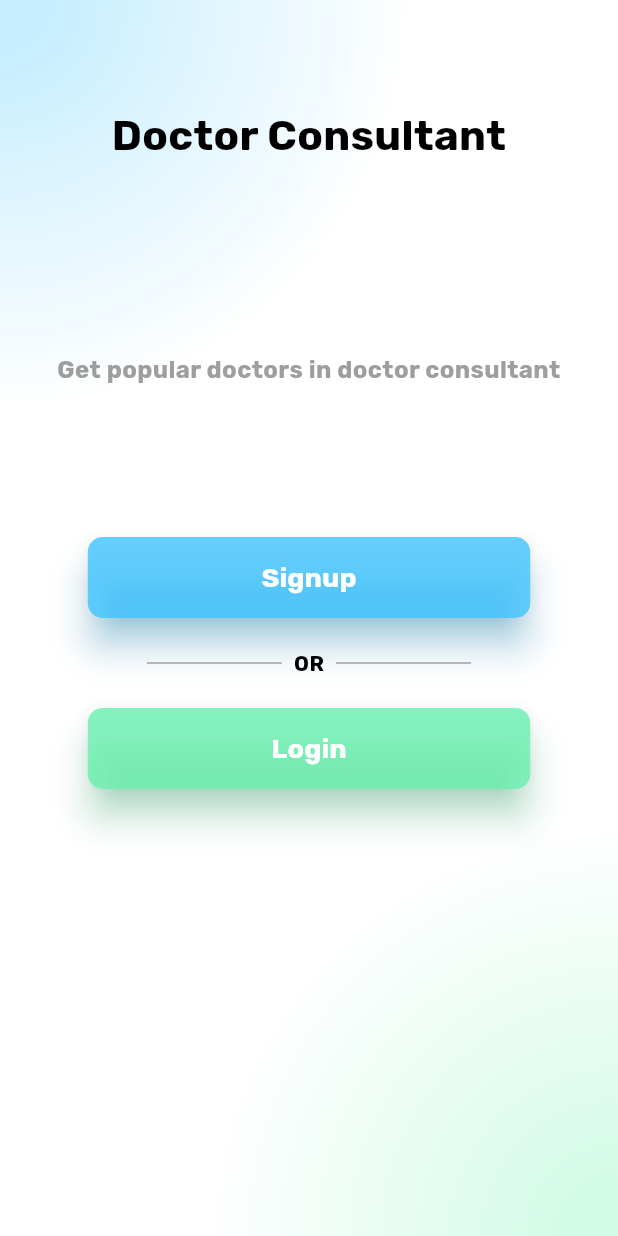
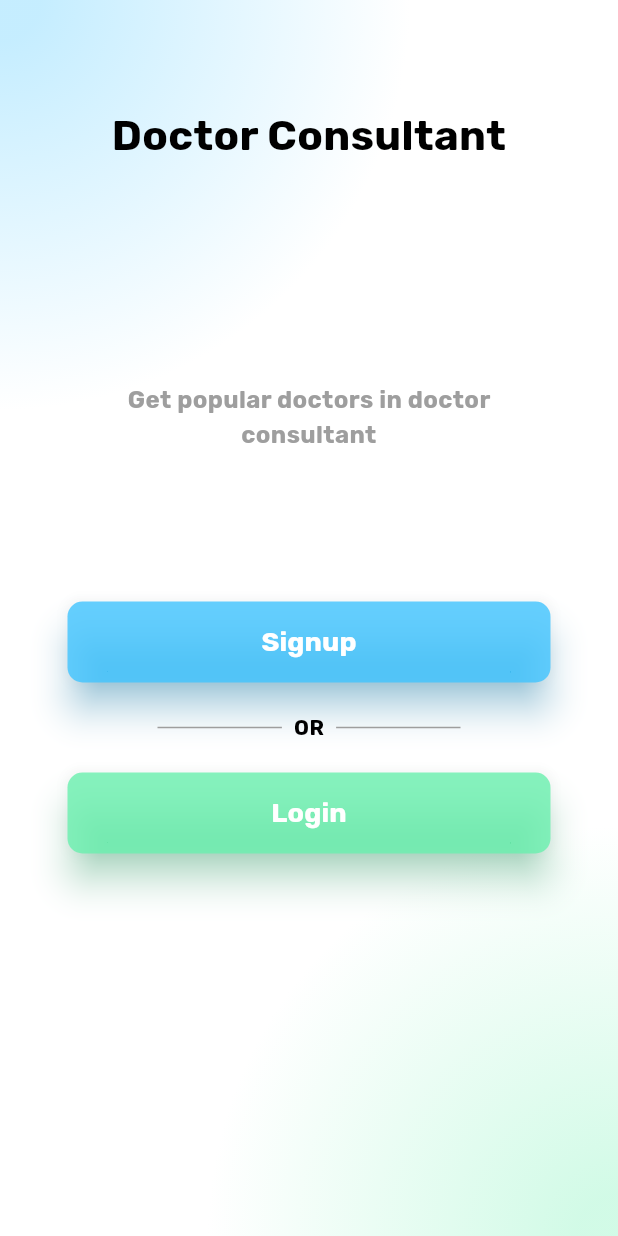
Before and after one commit to alhasann351/doctor_consultant_app_template, a Flutter app: the SignupLoginScreen screen opened by its route, on a phone screen of 412 x 824 dp. Run offline on Flutter 3.47's test engine with Material 3 defaults, Android fonts, the phone set to English and light mode, and no system bars; our stand-ins replace get, shared_preferences, smooth_page_indicator; accounts and stored records are empty.

Commit message:
signup-login-screen-responsive

```diff
--- a/lib/views/signup_login_screen/signup_login_screen.dart
+++ b/lib/views/signup_login_screen/signup_login_screen.dart
@@ -84,7 +84,7 @@ class _SignupLoginScreenState extends State<SignupLoginScreen> {
               const SizedBox(height: 100),
               Center(
                 child: Padding(
-                  padding: const EdgeInsets.all(25),
+                  padding: const EdgeInsets.all(45),
                   child: Column(
                     mainAxisAlignment: MainAxisAlignment.center,
                     crossAxisAlignment: CrossAxisAlignment.center,
@@ -102,7 +102,7 @@ class _SignupLoginScreenState extends State<SignupLoginScreen> {
                       const SizedBox(height: 100),
                       SizedBox(
                         height: 54,
-                        width: 295,
+                        width: MediaQuery.of(context).size.width,
                         child: RoundedButton(
                           backgroundColor: AppColors.signupButtonBackgroundColor
                               .withOpacity(0.8),
@@ -117,21 +117,21 @@ class _SignupLoginScreenState extends State<SignupLoginScreen> {
                         ),
                       ),
                       const SizedBox(height: 20),
-                      const Row(
+                      Row(
                         mainAxisAlignment: MainAxisAlignment.center,
                         crossAxisAlignment: CrossAxisAlignment.center,
                         children: [
-                          Center(
+                          Expanded(
                             child: SizedBox(
-                              width: 150,
-                              child: Divider(
+                              width: MediaQuery.of(context).size.width,
+                              child: const Divider(
                                 color: AppColors.dividerColor,
                                 height: 10,
                                 indent: 60,
                               ),
                             ),
                           ),
-                          Padding(
+                          const Padding(
                             padding: EdgeInsets.symmetric(horizontal: 8.0),
                             child: Text(
                               'OR',
@@ -143,10 +143,10 @@ class _SignupLoginScreenState extends State<SignupLoginScreen> {
                               ),
                             ),
                           ),
-                          Center(
+                          Expanded(
                             child: SizedBox(
-                              width: 150,
-                              child: Divider(
+                              width: MediaQuery.of(context).size.width,
+                              child: const Divider(
                                 color: AppColors.dividerColor,
                                 height: 10,
                                 endIndent: 60,
@@ -158,7 +158,7 @@ class _SignupLoginScreenState extends State<SignupLoginScreen> {
                       const SizedBox(height: 20),
                       SizedBox(
                         height: 54,
-                        width: 295,
+                        width: MediaQuery.of(context).size.width,
                         child: RoundedButton(
                           backgroundColor: AppColors.loginButtonBackgroundColor
                               .withOpacity(0.8),
```
